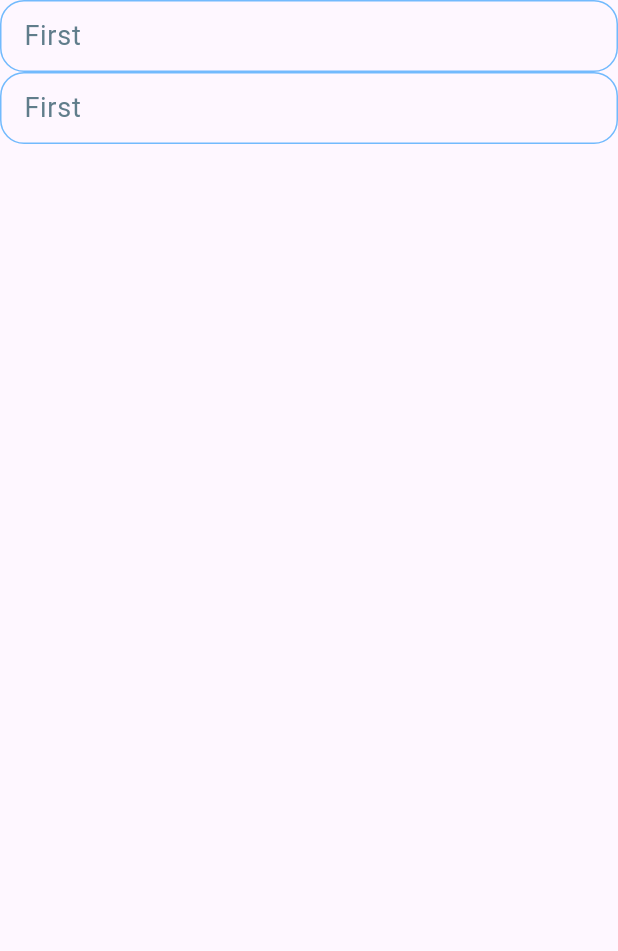
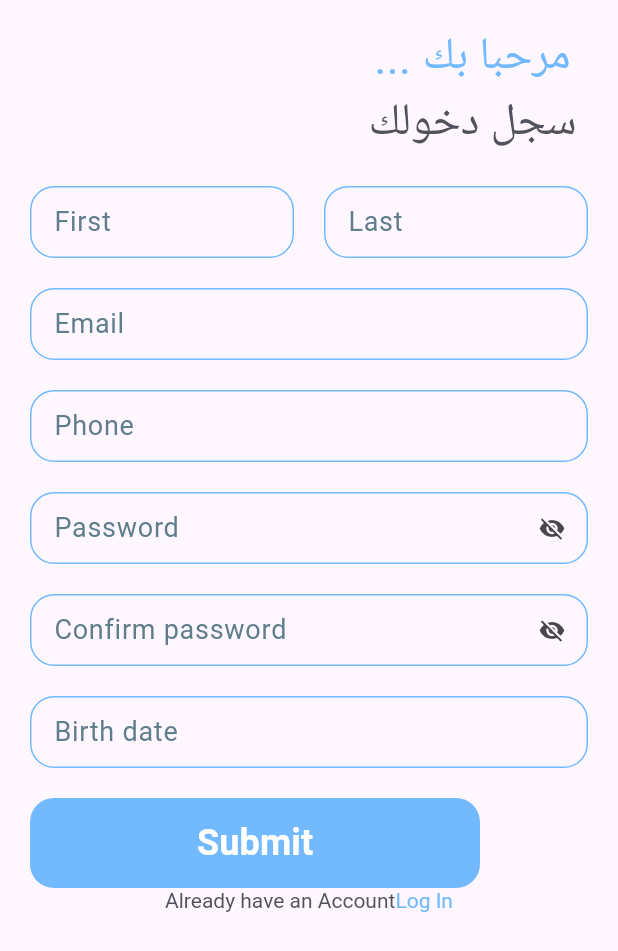
Before and after one commit to ALi-Maher-Mohamed/MediaCare, a Flutter app: the RegisterViewBody screen opened directly, on a phone screen of 412 x 824 dp. Shown: the top 951 px of the screen. Run offline on Flutter 3.47's test engine with Material 3 defaults, Android fonts, the phone set to English and light mode, and no system bars; our stand-ins replace animated_splash_screen, flutter_svg, lottie, smooth_page_indicator; project files that could hold a hidden picture were left out.

Commit message:
adding register view and make a form

```diff
--- a/lib/core/utlis/app_regex.dart
+++ b/lib/core/utlis/app_regex.dart
@@ -11,6 +11,11 @@ class AppRegex {
 
   static bool isPhoneNumberValid(String phoneNumber) {
     return RegExp(r'^(010|011|012|015)[0-9]{8}$').hasMatch(phoneNumber);
+  }
+
+  static bool isDateOfBirthValid(String date) {
+    return RegExp(r'^(0[1-9]|[12]\d|3[01])/(0[1-9]|1[0-2])/\d{4}$')
+        .hasMatch(date);
   }
 
   static bool hasLowerCase(String password) {
--- a/lib/main.dart
+++ b/lib/main.dart
@@ -13,7 +13,7 @@
   @override
   Widget build(BuildContext context) {
     return const MaterialApp(
-      home: RegisterView(),
+      home: SplashView(),
     );
   }
 }
--- a/lib/presentation/views/Auth/login/widgets/dont_have_email_password.dart
+++ b/lib/presentation/views/Auth/login/widgets/dont_have_email_password.dart
@@ -2,23 +2,38 @@ import 'package:flutter/material.dart';
 import 'package:media_care/core/utlis/app_color.dart';
 
 class DontHaveAccountText extends StatelessWidget {
-  const DontHaveAccountText({super.key});
+  const DontHaveAccountText(
+      {super.key,
+      required this.text,
+      required this.boldText,
+      required this.router});
+  final String text, boldText;
+  final Widget router;
 
   @override
   Widget build(BuildContext context) {
-    return RichText(
+    return GestureDetector(
+      onTap: () {
+        Navigator.push(context, MaterialPageRoute(
+          builder: (context) {
+            return router;
+          },
+        ));
+      },
+      child: RichText(
         textAlign: TextAlign.center,
         text: TextSpan(
           children: [
             TextSpan(
-            text: 'Don\'t have an account?',
+              text: text,
               style: TextStyle(color: AppColors.darkGrey),
             ),
             TextSpan(
               style: TextStyle(color: AppColors.primary),
-            text: ' Sign Up',
+              text: boldText,
             ),
           ],
+        ),
       ),
     );
   }
--- a/lib/presentation/views/Auth/login/widgets/login_view_body.dart
+++ b/lib/presentation/views/Auth/login/widgets/login_view_body.dart
@@ -1,7 +1,6 @@
-import 'package:flutter/cupertino.dart';
 import 'package:flutter/material.dart';
-import 'package:flutter/widgets.dart';
 import 'package:lottie/lottie.dart';
+import 'package:media_care/presentation/views/Auth/register/regester_view.dart';
 
 import '../../../../../core/utlis/app_color.dart';
 import 'dont_have_email_password.dart';
@@ -57,7 +56,11 @@ class LoginViewBody extends StatelessWidget {
                 SizedBox(
                   height: 30,
                 ),
-                DontHaveAccountText(),
+                DontHaveAccountText(
+                  router: RegisterView(),
+                  text: "don't have Account",
+                  boldText: "Sign Up",
+                ),
               ],
             ),
           ),
--- /dev/null
+++ b/lib/presentation/views/Auth/register/widgets/first_last_names_form.dart
@@ -0,0 +1,36 @@
+import 'package:flutter/material.dart';
+
+import '../../login/widgets/custom_text_form_field.dart';
+
+class FirstAndLastNameForm extends StatelessWidget {
+  const FirstAndLastNameForm({
+    super.key,
+  });
+
+  @override
+  Widget build(BuildContext context) {
+    return Row(
+      children: [
+        Flexible(
+          child: CustomTextField(
+            label: 'First',
+            validator: (value) {
+              return null;
+
+              // if(!AppRegex.hasUpperCase(password))
+            },
+          ),
+        ),
+        SizedBox(
+          width: 20,
+        ),
+        Flexible(
+          child: CustomTextField(
+            label: 'Last',
+            validator: (p0) => null,
+          ),
+        )
+      ],
+    );
+  }
+}
--- /dev/null
+++ b/lib/presentation/views/Auth/register/widgets/register_form.dart
@@ -0,0 +1,139 @@
+import 'package:flutter/material.dart';
+import 'package:media_care/core/utlis/app_regex.dart';
+import 'package:media_care/presentation/views/Auth/login/login_view.dart';
+import 'package:media_care/presentation/views/Auth/login/widgets/custom_login_button.dart';
+
+import '../../login/widgets/custom_text_form_field.dart';
+import 'first_last_names_form.dart';
+
+class RegisterForm extends StatefulWidget {
+  const RegisterForm({
+    super.key,
+  });
+
+  @override
+  State<RegisterForm> createState() => _RegisterFormState();
+}
+
+class _RegisterFormState extends State<RegisterForm> {
+  GlobalKey<FormState> formKey = GlobalKey();
+  bool isSecure = true;
+
+  @override
+  Widget build(BuildContext context) {
+    return Form(
+      key: formKey,
+      child: Column(
+        mainAxisAlignment: MainAxisAlignment.center,
+        crossAxisAlignment: CrossAxisAlignment.start,
+        children: [
+          FirstAndLastNameForm(),
+          SizedBox(
+            height: 20,
+          ),
+          CustomTextField(
+            label: 'Email',
+            validator: (Value) {
+              if (!AppRegex.isEmailValid(Value!)) {
+                return 'Enter a Valid Email';
+              }
+              return null;
+            },
+          ),
+          SizedBox(
+            height: 20,
+          ),
+          CustomTextField(
+            inputType: TextInputType.phone,
+            label: 'Phone',
+            validator: (value) {
+              if (value == null || value.isEmpty) {
+                return 'field is required';
+              } else if (!AppRegex.isPhoneNumberValid(value)) {
+                return 'Enter correct form of password';
+              }
+              return null;
+            },
+          ),
+          SizedBox(
+            height: 20,
+          ),
+          CustomTextField(
+            suffixIcon: GestureDetector(
+                onTap: () {
+                  setState(() {
+                    isSecure = !isSecure;
+                  });
+                },
+                child: isSecure
+                    ? Icon(Icons.visibility_off)
+                    : Icon(Icons.visibility)),
+            label: 'Password',
+            isObscureText: isSecure,
+            validator: (value) {
+              if (value == null || value.isEmpty) {
+                return 'field is required';
+              } else if (!AppRegex.isPasswordValid(value)) {
+                return 'Enter correct form of password';
+              }
+              return null;
+            },
+          ),
+          SizedBox(
+            height: 20,
+          ),
+          CustomTextField(
+            isObscureText: isSecure,
+            suffixIcon: GestureDetector(
+                onTap: () {
+                  setState(() {
+                    isSecure = !isSecure;
+                  });
+                },
+                child: isSecure
+                    ? Icon(Icons.visibility_off)
+                    : Icon(Icons.visibility)),
+            label: 'Confirm password',
+            validator: (value) {
+              if (value == null || value.isEmpty) {
+                return 'field is required';
+              } else if (!AppRegex.isPasswordValid(value)) {
+                return 'Enter correct form of password';
+              }
+              return null;
+            },
+          ),
+          SizedBox(
+            height: 20,
+          ),
+          CustomTextField(
+            inputType: TextInputType.datetime,
+            label: 'Birth date',
+            validator: (value) {
+              if (value == null || value.isEmpty) {
+                return 'field is required';
+              } else if (!AppRegex.isDateOfBirthValid(value)) {
+                return 'Enter Invalid Date';
+              }
+              return null;
+            },
+          ),
+          SizedBox(
+            height: 20,
+          ),
+          CustomLoginButton(
+              text: 'Submit',
+              onPresed: () {
+                if (formKey.currentState!.validate()) {
+                  Navigator.push(context, MaterialPageRoute(
+                    builder: (context) {
+                      return LoginView();
+                    },
+                  ));
+                }
+              })
+        ],
+      ),
+    );
+  }
+}
--- /dev/null
+++ b/lib/presentation/views/Auth/register/widgets/register_header.dart
@@ -0,0 +1,34 @@
+import 'package:flutter/material.dart';
+
+import '../../../../../core/utlis/app_color.dart';
+
+class RegisterHeader extends StatelessWidget {
+  const RegisterHeader({
+    super.key,
+  });
+
+  @override
+  Widget build(BuildContext context) {
+    return Align(
+      alignment: AlignmentDirectional.centerEnd,
+      child: Column(
+        children: [
+          Text(
+            '... مرحبا بك ',
+            style: TextStyle(
+              fontSize: 30,
+              color: AppColors.primary,
+            ),
+          ),
+          Text(
+            'سجل دخولك ',
+            style: TextStyle(
+              fontSize: 30,
+              color: AppColors.darkGrey,
+            ),
+          ),
+        ],
+      ),
+    );
+  }
+}
--- a/lib/presentation/views/Auth/register/widgets/register_view_body.dart
+++ b/lib/presentation/views/Auth/register/widgets/register_view_body.dart
@@ -1,7 +1,8 @@
-import 'package:flutter/cupertino.dart';
 import 'package:flutter/material.dart';
-import 'package:flutter/widgets.dart';
-import 'package:media_care/presentation/views/Auth/login/widgets/custom_text_form_field.dart';
+import 'package:media_care/presentation/views/Auth/login/login_view.dart';
+import 'package:media_care/presentation/views/Auth/login/widgets/dont_have_email_password.dart';
+import 'package:media_care/presentation/views/Auth/register/widgets/register_form.dart';
+import 'package:media_care/presentation/views/Auth/register/widgets/register_header.dart';
 
 class RegisterViewBody extends StatelessWidget {
   const RegisterViewBody({super.key});
@@ -11,18 +12,22 @@ class RegisterViewBody extends StatelessWidget {
     return SafeArea(
       child: Scaffold(
         body: SingleChildScrollView(
-          child: Column(
-            mainAxisAlignment: MainAxisAlignment.start,
-            children: [
-              CustomTextField(
-                label: 'First',
-                validator: (p0) => '',
-              ),
-              CustomTextField(
-                label: 'First',
-                validator: (p0) => '',
-              )
-            ],
+          child: Padding(
+            padding: const EdgeInsets.symmetric(horizontal: 20, vertical: 16),
+            child: Column(
+              children: [
+                RegisterHeader(),
+                SizedBox(
+                  height: 20,
+                ),
+                RegisterForm(),
+                DontHaveAccountText(
+                  router: LoginView(),
+                  text: "Already have an Account",
+                  boldText: 'Log In',
+                )
+              ],
+            ),
           ),
         ),
       ),
```
Also changed, not shown: lib/presentation/views/Auth/login/widgets/email_and_passowrd_form.dart (+6 -2 lines). Lines whose indentation alone changed are shown as unchanged.
